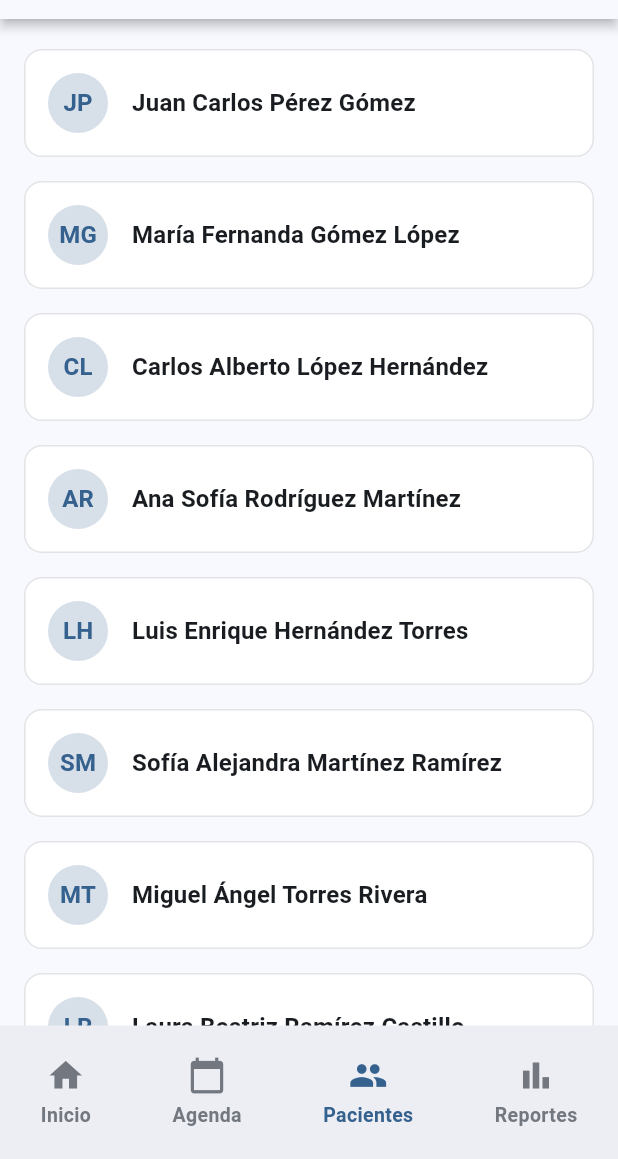
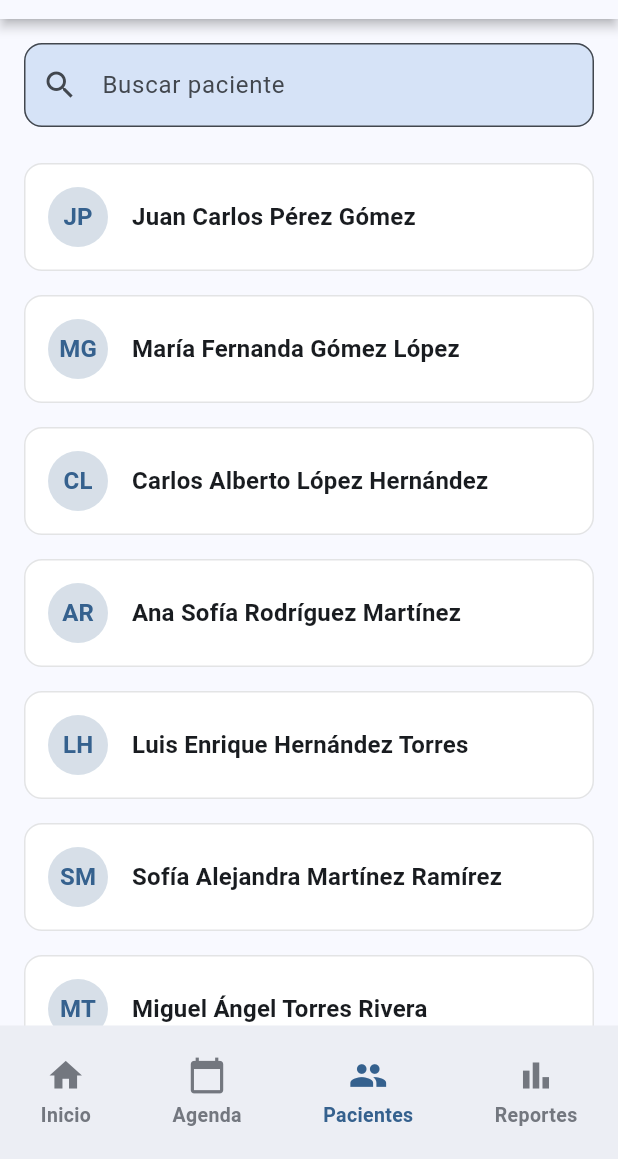
Before and after one commit to ValeriaCastro04/proyecto_hidoc, a Flutter app: the PacientesScreen screen opened by its route, on a phone screen of 412 x 824 dp, the part 77-1236 px from its top. Run offline on Flutter 3.47's test engine with Material 3 defaults, Android fonts, the light colour scheme and no system bars; our stand-ins replace go_router.

Commit message:
Buscador de pacientes

```diff
--- a/lib/features/doctor/screen/pacientes_screen.dart
+++ b/lib/features/doctor/screen/pacientes_screen.dart
@@ -5,9 +5,44 @@ import 'package:proyecto_hidoc/features/doctor/widgets/component/patient_item_li
 import 'package:proyecto_hidoc/features/doctor/widgets/footer_doctor.dart';
 import 'package:proyecto_hidoc/features/doctor/widgets/patients.dart';
 
-class PacientesScreen extends StatelessWidget {
+class PacientesScreen extends StatefulWidget {
   static const String name = 'pacientes_screen';
   const PacientesScreen({super.key});
+
+  @override
+  State<PacientesScreen> createState() => _PacientesScreenState();
+}
+
+class _PacientesScreenState extends State<PacientesScreen> {
+  final TextEditingController _searchController = TextEditingController();
+  final FocusNode _searchFocus = FocusNode();
+  List<Map<String, String>> filteredPatients = Patients;
+
+  @override
+  void initState() {
+    super.initState();
+    _searchController.addListener(_filterPatients);
+    _searchFocus.addListener(() {
+      setState(() {});
+    });
+  }
+
+  void _filterPatients() {
+    final query = _searchController.text.toLowerCase();
+    setState(() {
+      filteredPatients = Patients.where((patient) {
+        final name = patient['name']!.toLowerCase();
+        return name.contains(query);
+      }).toList();
+    });
+  }
+
+  @override
+  void dispose() {
+    _searchController.dispose();
+    _searchFocus.dispose();
+    super.dispose();
+  }
 
   @override
   Widget build(BuildContext context) {
@@ -30,11 +65,33 @@ class PacientesScreen extends StatelessWidget {
           const SizedBox(width: 16),
         ],
       ),
-      body: ListView.builder(
-        padding: const EdgeInsets.only(top: 12.0, bottom: 10.0),
-        itemCount: mockPatients.length,
+      body: Column(
+        children: [
+          // Buscador
+          Padding(
+            padding: const EdgeInsets.all(16.0),
+            child: TextField(
+              focusNode: _searchFocus,
+              controller: _searchController,
+              decoration: InputDecoration(
+                hintText: 'Buscar paciente',
+                prefixIcon: const Icon(Icons.search),
+                border: OutlineInputBorder(
+                  borderRadius: BorderRadius.circular(12),
+                ),
+                filled: true,
+                // Cambia el color según el foco
+                fillColor: Theme.of( context).colorScheme.secondaryContainer,
+              ),
+            ),
+          ),
+          // Lista de pacientes filtrada
+          Expanded(
+            child: ListView.builder(
+              padding: const EdgeInsets.only(bottom: 10.0),
+              itemCount: filteredPatients.length,
               itemBuilder: (context, index) {
-          final patient = mockPatients[index];
+                final patient = filteredPatients[index];
                 return PatientListItem(
                   patientName: patient['name']!,
                   initials: patient['initials']!,
@@ -46,6 +103,9 @@ class PacientesScreen extends StatelessWidget {
                 );
               },
             ),
+          ),
+        ],
+      ),
       bottomNavigationBar: FooterGroup(buttons: doctorFooterButtons(context)),
     );
   }
--- a/lib/features/doctor/widgets/patients.dart
+++ b/lib/features/doctor/widgets/patients.dart
@@ -1,4 +1,4 @@
-final List<Map<String, String>> mockPatients = [
+final List<Map<String, String>> Patients = [
   {
     "name": "Juan Carlos Pérez Gómez",
     "initials": "JP",
```
Lines whose indentation alone changed are shown as unchanged.
